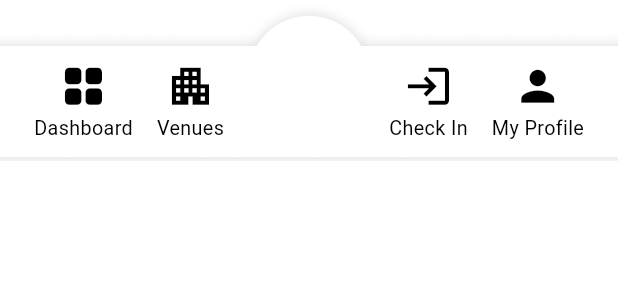
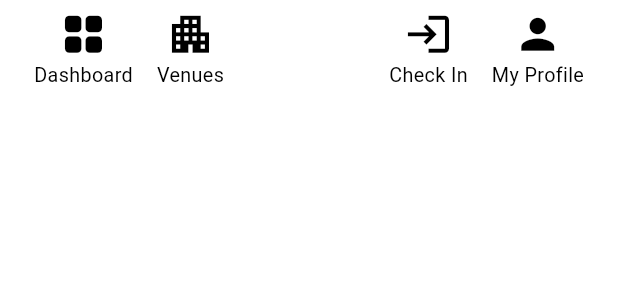
Before and after one commit to LovejeetSinghCyberbells/lovejeet_flock_business, a Flutter app: the CustomBottomBar widget shown alone on an empty page, opened directly with empty values, on a phone screen of 412 x 824 dp. Shown: the top 300 px of the screen. Run offline on Flutter 3.47's test engine with Material 3 defaults, Android fonts, the phone set to English and light mode, and no system bars; our stand-ins replace connectivity_plus, cross_file, dio, firebase_core, firebase_messaging, flutter_html and 15 more; missing offline and left inert: dart:ffi, flutter_branch_sdk, mobile_scanner, workmanager; accounts and stored records are empty; network calls fail.

Commit message:
new commit

```diff
--- a/lib/custom_scaffold.dart
+++ b/lib/custom_scaffold.dart
@@ -51,7 +51,7 @@ class _CustomFABLocation extends FloatingActionButtonLocation {
     final double fabY =
         scaffoldGeometry.contentBottom -
         scaffoldGeometry.floatingActionButtonSize.height / 2 +
-        (scaffoldGeometry.scaffoldSize.height * 0.06);
+        (scaffoldGeometry.scaffoldSize.height * 0.01);
     return Offset(fabX, fabY);
   }
 }
@@ -192,7 +192,31 @@ class CustomScaffold extends StatelessWidget {
           ),
         ),
       ),
-      bottomNavigationBar: CustomBottomBar(currentIndex: currentIndex),
+      bottomNavigationBar: Stack(
+        clipBehavior: Clip.none,
+        alignment: Alignment.bottomCenter,
+        children: [
+          Positioned(
+            bottom: (screenHeight * 0.05) / 2,
+            child: Container(
+              width: screenWidth * 0.2,
+              height: screenWidth * 0.2,
+              decoration: BoxDecoration(
+                shape: BoxShape.circle,
+                color: Design.getSurfaceColor(context),
+                boxShadow: [
+                  BoxShadow(
+                    color: Design.getBorderColor(context),
+                    blurRadius: 8,
+                    offset: const Offset(0, 2),
+                  ),
+                ],
+              ),
+            ),
+          ),
+          CustomBottomBar(currentIndex: currentIndex),
+        ],
+      ),
     );
   }
 
@@ -338,31 +362,40 @@ class CustomBottomBar extends StatelessWidget {
   Widget build(BuildContext context) {
     final screenHeight = MediaQuery.of(context).size.height;
     final screenWidth = MediaQuery.of(context).size.width;
-
     return Container(
-      color: Design.getBackgroundColor(context),
-      height: screenHeight * 0.13,
+      height: screenHeight * 0.08,
+      decoration: BoxDecoration(
+        color: Design.getSurfaceColor(context),
+        boxShadow: [
+          // BoxShadow(
+          //   color: Design.getBorderColor(context),
+          //   blurRadius: 8,
+          //   offset: const Offset(0, 2),
+          // ),
+        ],
+      ),
       child: Stack(
         alignment: Alignment.center,
         children: [
-          Positioned(
-            top: 0,
-            left: 0,
-            right: 0,
-            child: Container(
-              color: Design.getBackgroundColor(context),
-              child: Image.asset(
-                Theme.of(context).brightness == Brightness.dark
-                    ? 'assets/bottom_nav_dark.png'
-                    : 'assets/bottom_nav.png',
-                fit: BoxFit.cover,
-                height: screenHeight * 0.14,
-              ),
-            ),
-          ),
+          // Remove or comment out the Positioned widget with the background image
+          // Positioned(
+          //   top: 0,
+          //   left: 0,
+          //   right: 0,
+          //   child: Container(
+          //     color: Design.getBackgroundColor(context),
+          //     child: Image.asset(
+          //       Theme.of(context).brightness == Brightness.dark
+          //           ? 'assets/bottom_nav_dark.png'
+          //           : 'assets/bottom_nav.png',
+          //       fit: BoxFit.cover,
+          //       height: screenHeight * 0.14,
+          //     ),
+          //   ),
+          // ),
+          // Keep your Row of icons and labels
           Padding(
             padding: EdgeInsets.only(
-              top: screenHeight * 0.035,
               left: screenWidth * 0.05,
               right: screenWidth * 0.05,
             ),
@@ -374,7 +407,9 @@ class CustomBottomBar extends StatelessWidget {
                   icon: Icons.grid_view_rounded,
                   label: "Dashboard",
                   index: 0,
-                  color: Colors.black,
+                  color:
+                      Colors
+                          .black, // You can change icon/text color for visibility
                 ),
                 _buildNavItem(
                   context,
@@ -405,4 +440,75 @@ class CustomBottomBar extends StatelessWidget {
       ),
     );
   }
+  // @override
+  // Widget build(BuildContext context) {
+  //   final screenHeight = MediaQuery.of(context).size.height;
+  //   final screenWidth = MediaQuery.of(context).size.width;
+
+  //   return Container(
+  //     color: Design.getBackgroundColor(context),
+  //     height: screenHeight * 0.13,
+  //     child: Stack(
+  //       alignment: Alignment.center,
+  //       children: [
+  //         Positioned(
+  //           top: 0,
+  //           left: 0,
+  //           right: 0,
+  //           child: Container(
+  //             color: Design.getBackgroundColor(context),
+  //             child: Image.asset(
+  //               Theme.of(context).brightness == Brightness.dark
+  //                   ? 'assets/bottom_nav_dark.png'
+  //                   : 'assets/bottom_nav.png',
+  //               fit: BoxFit.cover,
+  //               height: screenHeight * 0.14,
+  //             ),
+  //           ),
+  //         ),
+  //         Padding(
+  //           padding: EdgeInsets.only(
+  //             top: screenHeight * 0.035,
+  //             left: screenWidth * 0.05,
+  //             right: screenWidth * 0.05,
+  //           ),
+  //           child: Row(
+  //             mainAxisAlignment: MainAxisAlignment.spaceBetween,
+  //             children: <Widget>[
+  //               _buildNavItem(
+  //                 context,
+  //                 icon: Icons.grid_view_rounded,
+  //                 label: "Dashboard",
+  //                 index: 0,
+  //                 color: Colors.black,
+  //               ),
+  //               _buildNavItem(
+  //                 context,
+  //                 icon: Icons.apartment,
+  //                 label: "Venues",
+  //                 index: 1,
+  //                 color: Colors.black,
+  //               ),
+  //               SizedBox(width: screenWidth * 0.2),
+  //               _buildNavItem(
+  //                 context,
+  //                 icon: Icons.login_outlined,
+  //                 label: "Check In",
+  //                 index: 3,
+  //                 color: Colors.black,
+  //               ),
+  //               _buildNavItem(
+  //                 context,
+  //                 icon: Icons.person,
+  //                 label: "My Profile",
+  //                 index: 4,
+  //                 color: Colors.black,
+  //               ),
+  //             ],
+  //           ),
+  //         ),
+  //       ],
+  //     ),
+  //   );
+  // }
 }
--- a/lib/profile_screen.dart
+++ b/lib/profile_screen.dart
@@ -518,6 +518,7 @@ class _TabProfileState extends State<TabProfile> {
                         ),
                       ),
                     ),
+                    SizedBox(height: 30),
                   ],
                 ),
               ),
```
Also changed, not shown: 9 other files.
